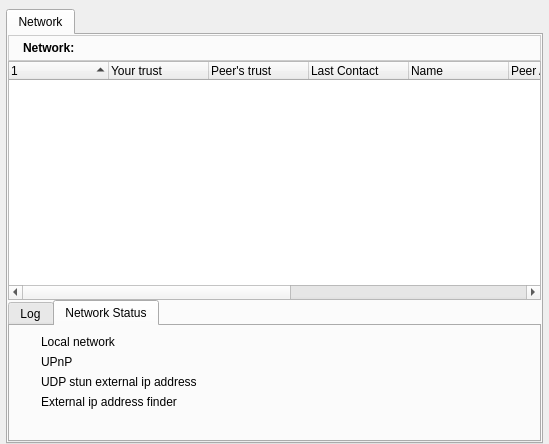
RetroShare/RetroShare, file retroshare-gui/src/gui/NetworkDialog.ui: the form before one commit.
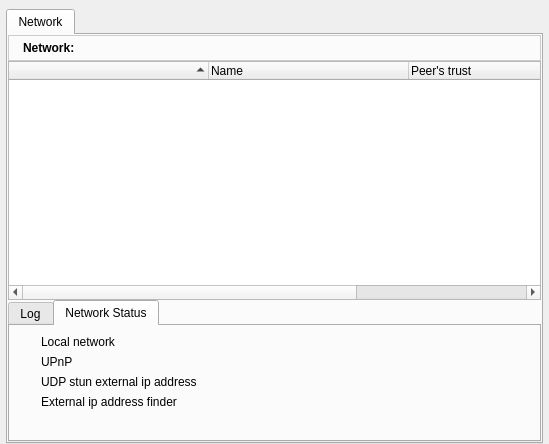
The form after the commit. Icons and pictures are not drawn.

Commit message: first code for the gui : network dialog, start dialog and certificate first generation

Diff of the .ui file:
```diff
--- a/retroshare-gui/src/gui/NetworkDialog.ui
+++ b/retroshare-gui/src/gui/NetworkDialog.ui
@@ -66,7 +66,7 @@
           <bool>false</bool>
          </property>
          <property name="lineWidth">
-          <number>0</number>
+          <number>20</number>
          </property>
          <property name="iconSize">
           <size>
@@ -77,24 +77,33 @@
          <property name="sortingEnabled">
           <bool>true</bool>
          </property>
+         <property name="animated">
+          <bool>true</bool>
+         </property>
+         <property name="wordWrap">
+          <bool>true</bool>
+         </property>
+         <attribute name="headerCascadingSectionResizes">
+          <bool>true</bool>
+         </attribute>
+         <attribute name="headerDefaultSectionSize">
+          <number>200</number>
+         </attribute>
+         <attribute name="headerStretchLastSection">
+          <bool>true</bool>
+         </attribute>
+         <attribute name="headerCascadingSectionResizes">
+          <bool>true</bool>
+         </attribute>
+         <attribute name="headerDefaultSectionSize">
+          <number>200</number>
+         </attribute>
+         <attribute name="headerStretchLastSection">
+          <bool>true</bool>
+         </attribute>
          <column>
           <property name="text">
-           <string/>
-          </property>
-         </column>
-         <column>
-          <property name="text">
-           <string>Your trust</string>
-          </property>
-         </column>
-         <column>
-          <property name="text">
-           <string>Peer's trust</string>
-          </property>
-         </column>
-         <column>
-          <property name="text">
-           <string>Last Contact</string>
+           <string> </string>
           </property>
          </column>
          <column>
@@ -104,22 +113,7 @@
          </column>
          <column>
           <property name="text">
-           <string>Peer Address</string>
-          </property>
-         </column>
-         <column>
-          <property name="text">
-           <string>Organisation</string>
-          </property>
-         </column>
-         <column>
-          <property name="text">
-           <string>Location</string>
-          </property>
-         </column>
-         <column>
-          <property name="text">
-           <string>Country</string>
+           <string>Peer's trust</string>
           </property>
          </column>
          <column>
```
Left out of the diff: 3 changed lines with no effect on the pictures. The commit also changes 11 other files.
